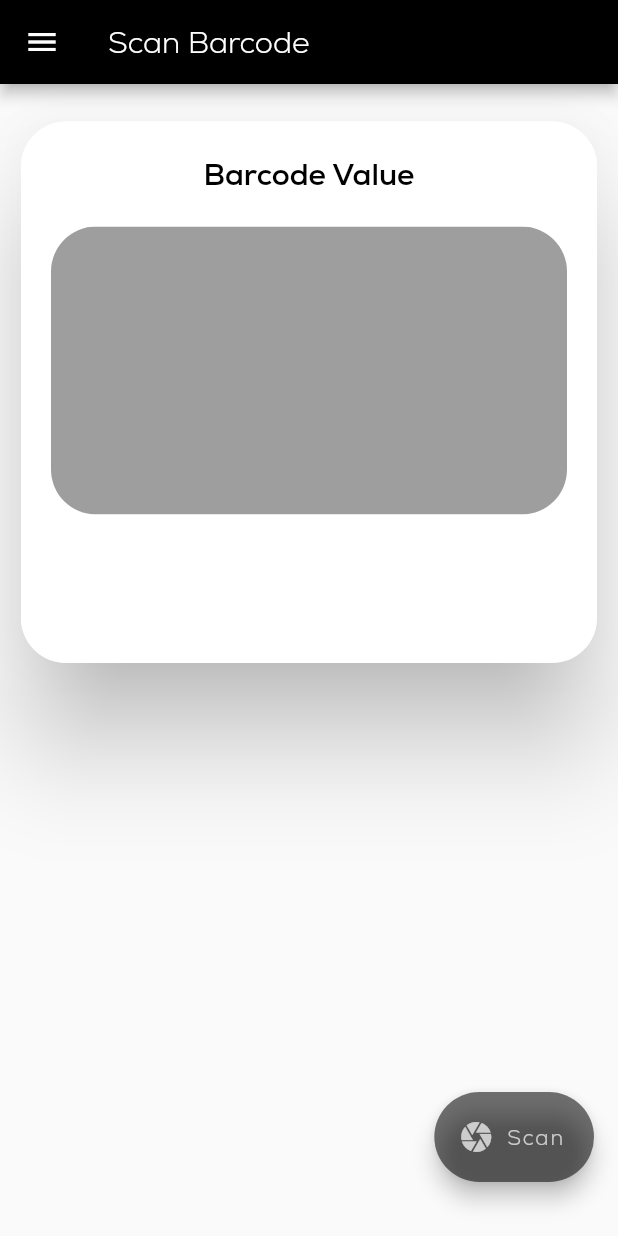
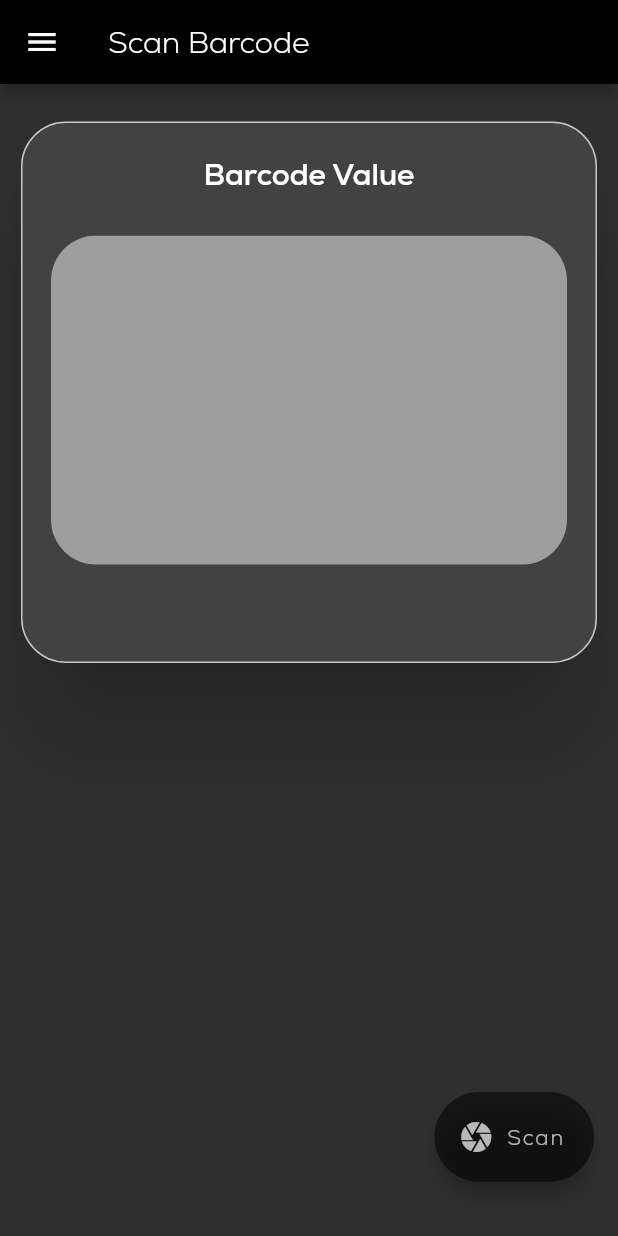
Before and after one commit to Grandayyyy/SmartConsumer, a Flutter app: the screen it shows after launch, on a phone screen of 412 x 824 dp. Run offline on Flutter 3.47's test engine with Material 2 defaults, Android fonts, the phone set to English and light mode, and no system bars; our stand-ins replace sqflite; missing offline and left inert: barcode_scan; accounts and stored records are empty.

Commit message:
edited main ui

```diff
--- a/lib/main.dart
+++ b/lib/main.dart
@@ -25,7 +25,7 @@ class MyApp extends StatelessWidget {
     return new MaterialApp(
         debugShowCheckedModeBanner: false,
         theme: ThemeData(
-        // brightness: Brightness.dark,
+        brightness: Brightness.dark,
         fontFamily: 'NexaDemo',
       ),
       home: Home(),
@@ -180,17 +180,17 @@ class _HomeState extends State<Home> {
                                             fontSize: 20,
                                             fontFamily: 'NexaDemo',
                                             fontWeight: FontWeight.bold,
-                                            color: Colors.black,
+                                            color: Colors.white,
                                           ),
                                       ),
                                       new Padding(
-                                        padding: const EdgeInsets.all(10.0),
+                                        padding: const EdgeInsets.all(13.0),
                                       ),
                                       new ClipRRect(
                                         borderRadius: BorderRadius.circular(30),
                                         child: Center(
                                           child: Container(
-                                            height: screenHeightExcludingToolbar(context, dividedBy: 4),
+                                            height: screenHeightExcludingToolbar(context, dividedBy: 3.5),
                                             color:Colors.grey,
                                             child: numdisplay(),
                                           ),
```
